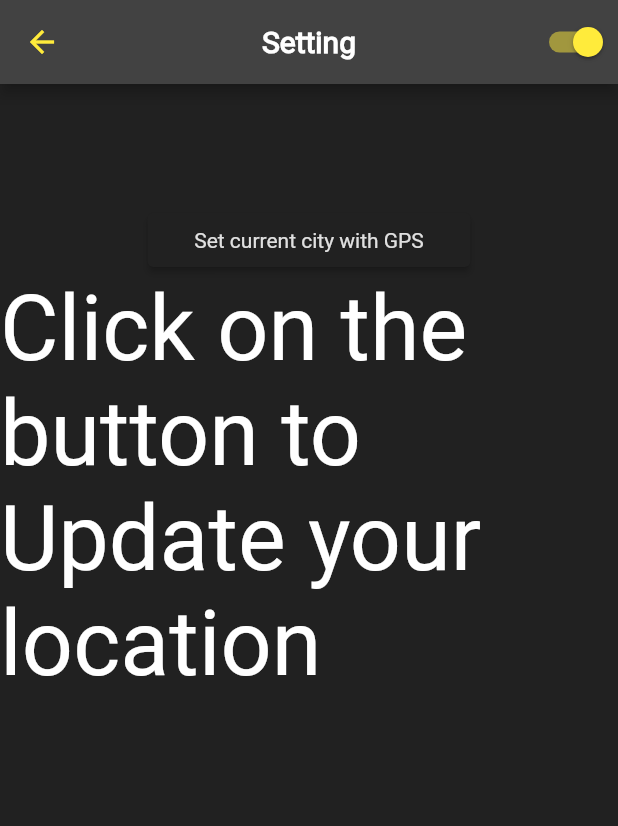
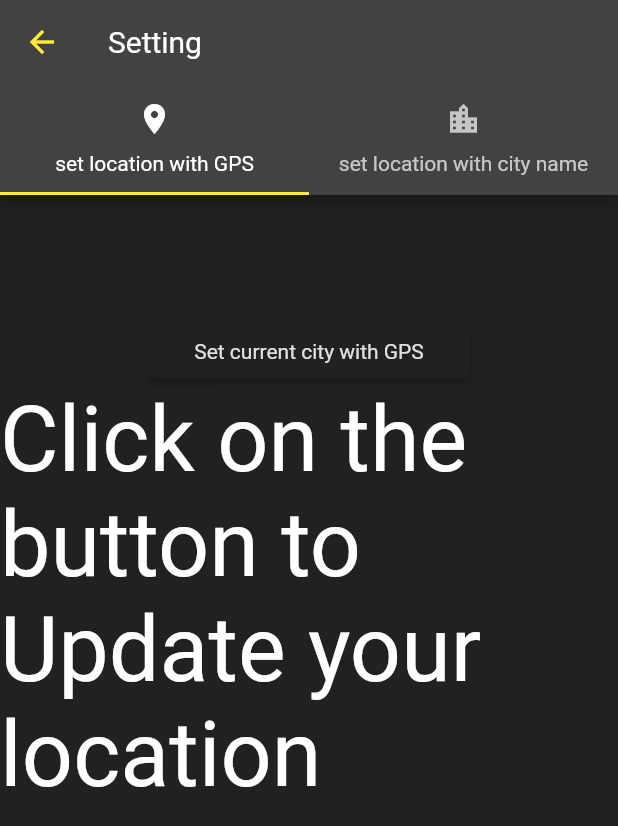
Before and after one commit to b3hzadsh/weather-clean, a Flutter app: the SettingPage screen opened directly, on a phone screen of 412 x 824 dp. Shown: the top 826 px of the screen. Run offline on Flutter 3.47's test engine with Material 2 defaults, Android fonts, the phone set to English and light mode, and no system bars; our stand-ins replace dartz, equatable, flutter_bloc, flutter_svg, geolocator, permission_handler and 1 more; accounts and stored records are empty.

Commit message:
add set city by name

```diff
--- a/lib/core/servises/weather_service.dart
+++ b/lib/core/servises/weather_service.dart
@@ -50,7 +50,8 @@ class WeatherService {
       {required double latitude, required double longitude}) {
     String res = '';
     res += findCityNameAPIStart;
-    res += 'apikey=$apiKey&q=$latitude%2C$longitude';
+    res += 'apikey=$apiKey&q=$latitude,$longitude';
+    // res += 'apikey=$apiKey&q=$latitude%2C$longitude';
     return res;
   }
 
--- a/lib/features/setting/data/datasources/city_local_datacource.dart
+++ b/lib/features/setting/data/datasources/city_local_datacource.dart
@@ -1,9 +1,9 @@
 import 'dart:convert';
 import 'package:http/http.dart' as http show Client;
 import '../../../../core/error/exceptions.dart';
+import '../../../../core/servises/permission_service.dart';
 import '../../../../core/servises/internet_service.dart';
 import '../../../../core/servises/location_service.dart';
-import '../../../../core/servises/permission_service.dart';
 import '../../../../core/servises/sh_pref_service.dart';
 import '../../../../core/servises/weather_service.dart';
 import '../models/city_geo_model.dart';
--- a/lib/features/setting/presentation/pages/setting_page.dart
+++ b/lib/features/setting/presentation/pages/setting_page.dart
@@ -1,23 +1,44 @@
 import 'package:flutter/material.dart';
 import 'package:flutter_bloc/flutter_bloc.dart';
-import 'package:test_gradle_files/features/weather/presentation/pages/home_page/widgets/app_bar.dart';
+import 'package:test_gradle_files/features/setting/presentation/widgets/search_bar.dart';
 
 import '../bloc/cubit/setting_cubit.dart';
 
 class SettingPage extends StatelessWidget {
   const SettingPage({super.key});
-  final String buttonLable = 'Set current city with GPS';
+  final String updateButtonLable = 'Set current city with GPS';
   final String successMessage = 'City set successfully';
   final String clickButtonMessage =
       'Click on the button to Update your location ';
+  final MySearchBar _searchBar = const MySearchBar();
   updateTheLocation(BuildContext context) =>
       context.read<SettingCubit>().setNewCityByGPS();
   @override
   Widget build(BuildContext context) {
-    return Scaffold(
-      appBar: MyAppBar(title: 'Setting', actions: [],),
-      body: SafeArea(
-        child: Column(
+    return SafeArea(
+      child: DefaultTabController(
+        length: 2,
+        child: Scaffold(
+          // appBar: MyAppBar(title: 'Setting', actions: []),
+          appBar: AppBar(
+            title: const Text('Setting'),
+            bottom: const TabBar(
+              tabs: [
+                Tab(
+                  text: 'set location with GPS',
+                  icon: Icon(Icons.location_on),
+                ),
+                Tab(
+                  text: 'set location with city name',
+                  icon: Icon(Icons.location_city),
+                ),
+              ],
+            ),
+          ),
+          body: TabBarView(
+            children: [
+              Column(
+                // the part of set loc with the gps
                 children: [
                   const SizedBox(height: 80),
                   ElevatedButton(
@@ -29,7 +50,7 @@ class SettingPage extends StatelessWidget {
                         vertical: 8,
                         horizontal: 15,
                       ),
-                child: Text(buttonLable),
+                      child: Text(updateButtonLable),
                     ),
                   ),
                   BlocBuilder<SettingCubit, SettingState>(
@@ -43,8 +64,18 @@ class SettingPage extends StatelessWidget {
                       }
                       return Container();
                     },
+                  ),
+                ],
+              ),
+              Column(
+                // part for set loc with name of city
+                children: <Widget>[
+                  const SizedBox(height: 80),
+                  _searchBar,
+                ],
               )
             ],
+          ),
         ),
       ),
     );
--- a/lib/features/weather/data/datasource/remote_datasource.dart
+++ b/lib/features/weather/data/datasource/remote_datasource.dart
@@ -19,6 +19,7 @@ class WeatherRemoteDataSourceImp implements WeatherRemoteDataSource {
     };
     final findWeatherInfoUrl =
         weatherService.requestCityWeatherUrl(cityCode: '$cityID');
+    print('salam bar ' + findWeatherInfoUrl);
     final response = await client.get(
       Uri.parse(findWeatherInfoUrl),
     );
--- a/lib/main.dart
+++ b/lib/main.dart
@@ -12,6 +12,8 @@ import 'features/weather/presentation/pages/home_page/home_page.dart';
 import 'features/weather/presentation/pages/home_page/cubit/get_temp_cubit.dart';
 
 void main() async {
+  /// set new color for the buttons or repair the theme of buttons .
+  ///
   WidgetsFlutterBinding.ensureInitialized();
   // final route = RouteStuff(); // todo inject and set
   // await di.init();
--- a/pubspec.yaml
+++ b/pubspec.yaml
@@ -61,6 +61,7 @@ dependencies:
   shared_preferences: ^2.1.2
   geolocator: ^9.0.2
   permission_handler: ^10.3.0
+  # expandable: ^5.0.1
   # location: ^4.4.0
 
 
```
Also changed, not shown: lib/features/setting/presentation/widgets/search_bar.dart (+20 -8 lines). Lines whose indentation alone changed are shown as unchanged.
